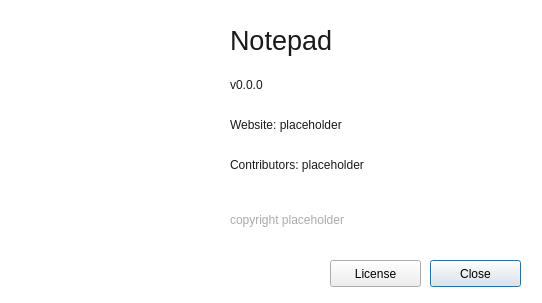
This is src/ui/frmabout.ui in kravich/notepad as Qt 5 draws it before an edit. The edited form follows.
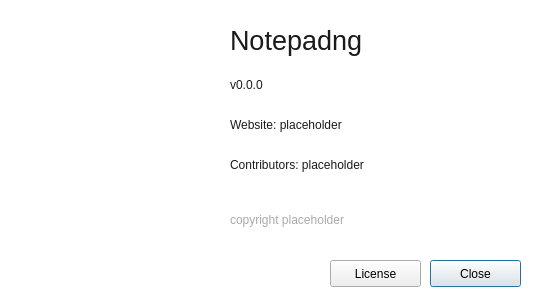
This is the edited form. Icons and pictures are not drawn.

Commit message: sed -i s/Notepad/Notepadng/g

The edit to the form file:
```diff
--- a/src/ui/frmabout.ui
+++ b/src/ui/frmabout.ui
@@ -98,7 +98,7 @@
     <string notr="true">color: rgb(26, 26, 26);</string>
    </property>
    <property name="text">
-    <string notr="true">Notepad</string>
+    <string notr="true">Notepadng</string>
    </property>
   </widget>
   <widget class="QPushButton" name="btnLicense">
```
Left out of the diff: 2 changed lines with no effect on the pictures. The commit also changes 61 other files.
